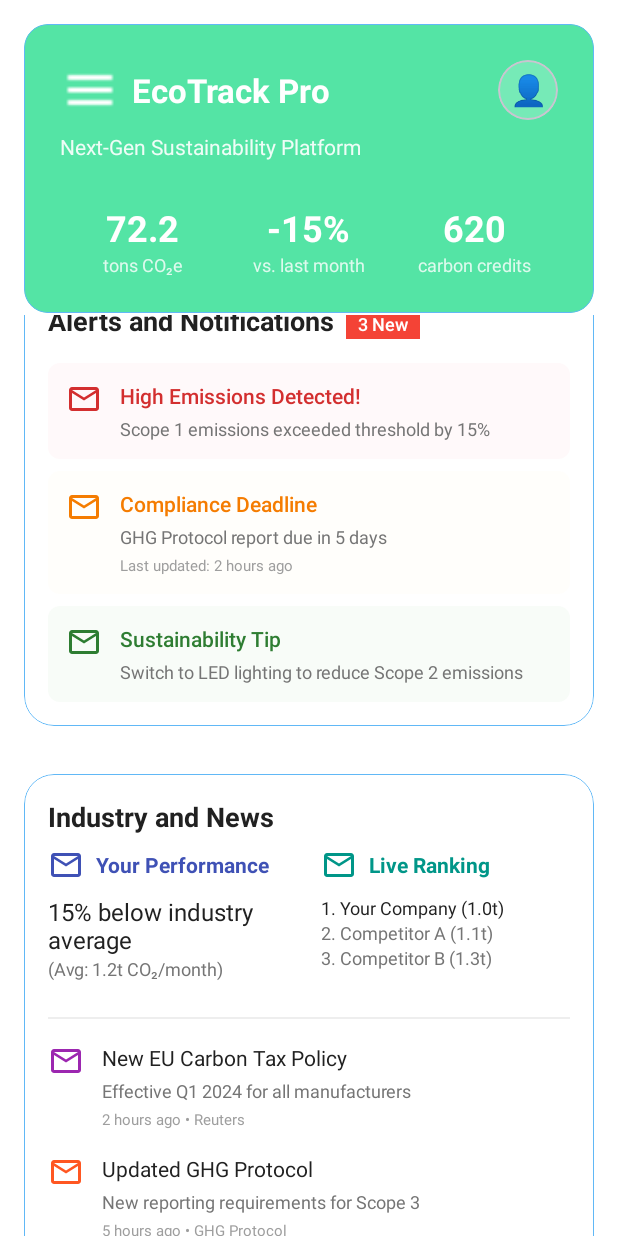
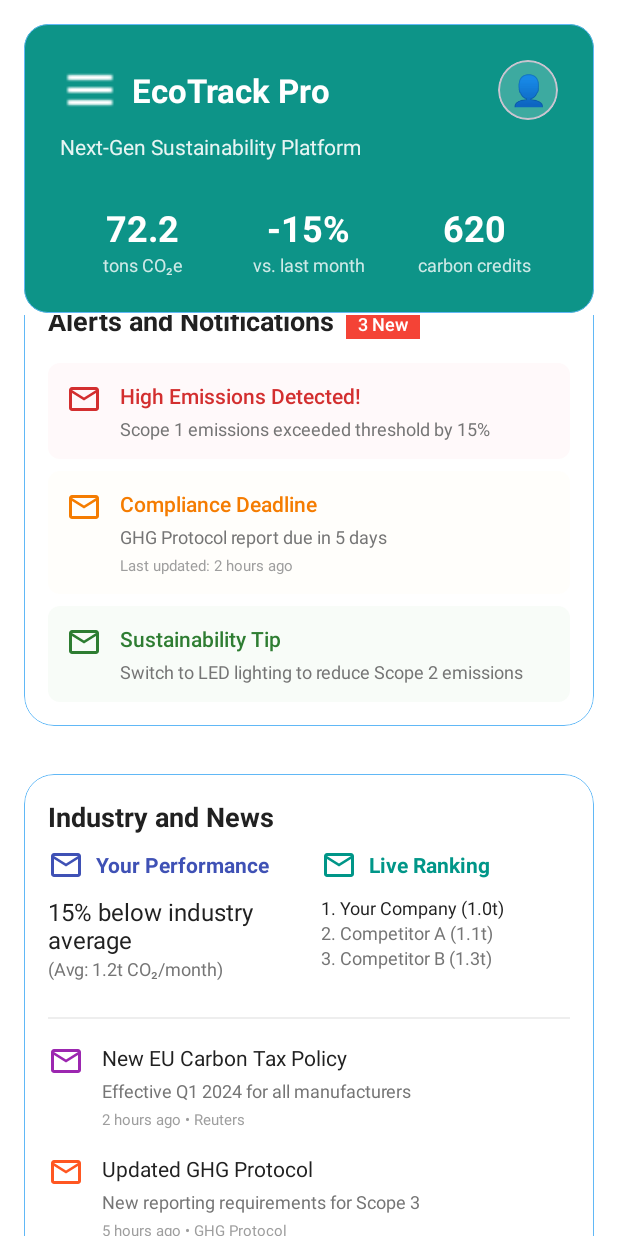
Before and after one commit to vishal-bhutekar21/Odoo_hackathon-Carbon-Footprint-Tracker_49, an Android app: the screen it shows after launch once a user with an empty profile is signed in (Dashboard), scrolled down 858 dp, on a phone screen of 412 x 824 dp. Run offline under Robolectric (Android 15) with nearby library versions, the light colour scheme and no system bars; our stand-ins replace Firebase (no records; nobody signed in at launch, a user with empty details on screens opened directly); libraries missing offline, so code that uses them is left out: com.github.mikephil.charting; 14 statements that could not run were skipped.

Commit message:
modified the dashboard

```diff
--- a/app/src/main/res/layout/app_bar_header.xml
+++ b/app/src/main/res/layout/app_bar_header.xml
@@ -4,7 +4,7 @@
     xmlns:app="http://schemas.android.com/apk/res-auto"
     android:layout_width="match_parent"
     android:layout_height="wrap_content"
-    app:cardBackgroundColor="#54E4A5"
+    app:cardBackgroundColor="@color/primary"
     app:cardCornerRadius="16dp"
     app:strokeColor="#61B8F6"
     app:strokeWidth=".5dp"
```
